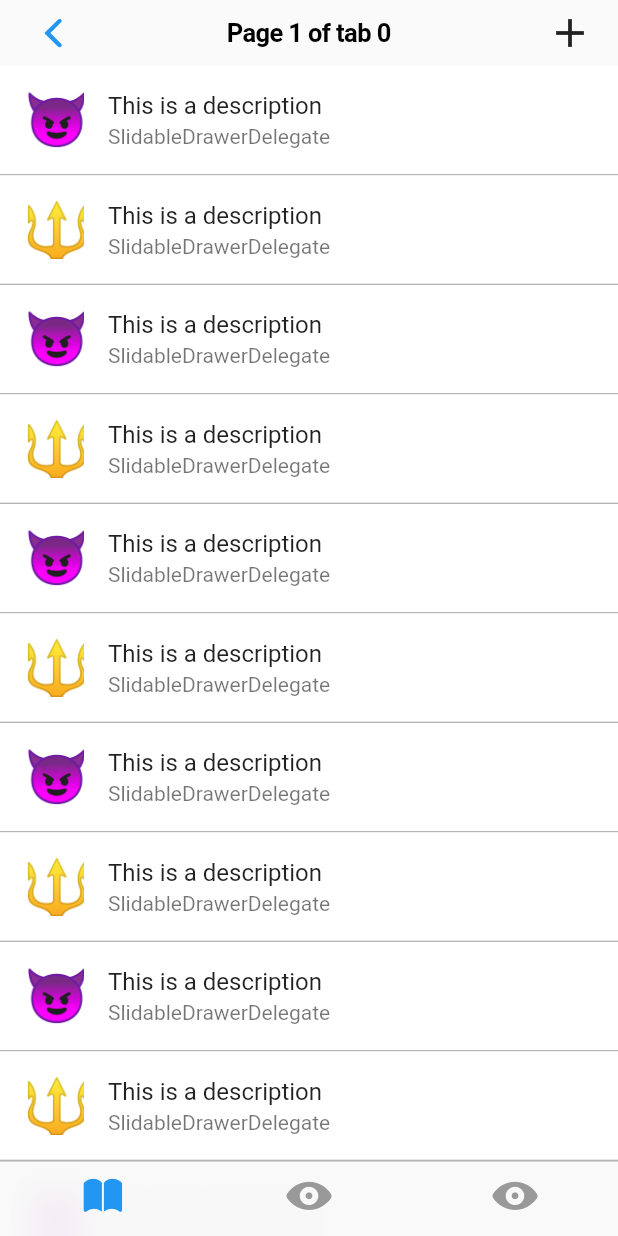
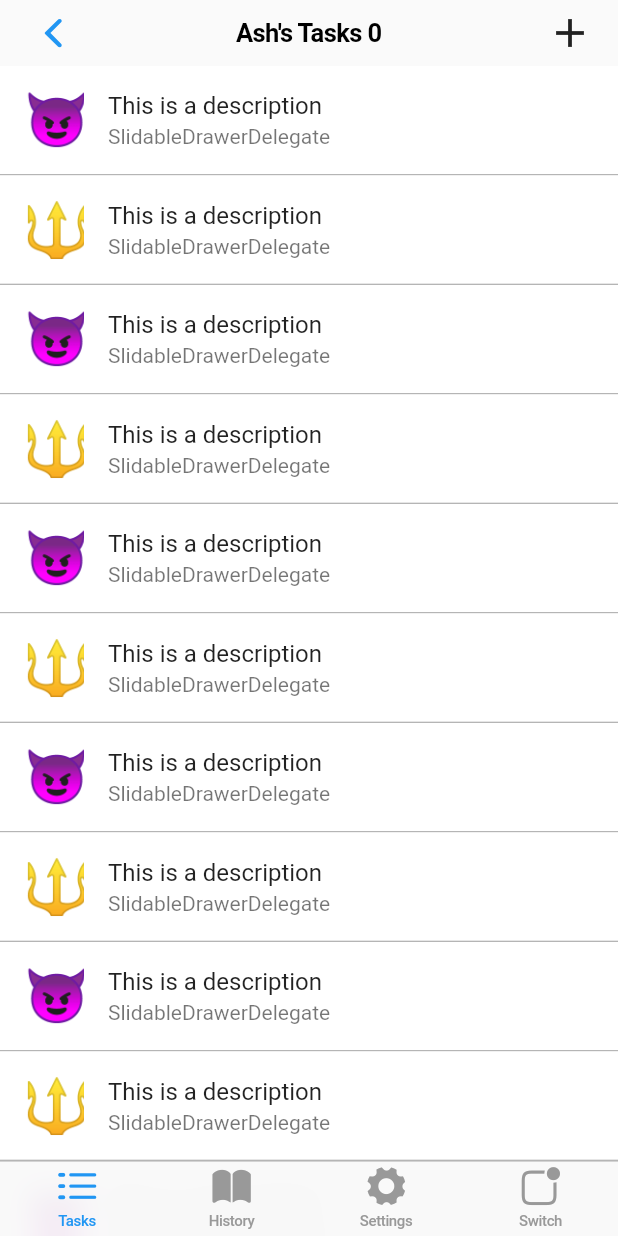
Before and after one commit to riodw/flutter.smRemote, a Flutter app: the SecondPage screen opened directly, on a phone screen of 412 x 824 dp. Run offline on Flutter 3.47's test engine with Material 2 defaults, Android fonts, the phone set to English and light mode, and no system bars; drawn by our look-alikes of flutter_slidable; our stand-ins replace cloud_firestore, firebase_core, page_transition; accounts and stored records are empty.

Commit message:
Layout states;

```diff
--- a/lib/main.dart
+++ b/lib/main.dart
@@ -294,15 +294,20 @@ class _SecondPage extends State<SecondPage> {
       tabBar: CupertinoTabBar(
         items: <BottomNavigationBarItem>[
           BottomNavigationBarItem(
-            icon: Icon(CupertinoIcons.book_solid),
-            // title: Text('Articles'),
+            icon: Icon(CupertinoIcons.list_dash),
+            label: 'Tasks',
           ),
           BottomNavigationBarItem(
-            icon: Icon(CupertinoIcons.eye_solid),
-            // title: Text('Views'),
+            icon: Icon(CupertinoIcons.book_solid),
+            label: 'History',
           ),
           BottomNavigationBarItem(
-            icon: Icon(CupertinoIcons.eye_solid),
+            icon: Icon(CupertinoIcons.gear_alt_fill),
+            label: 'Settings',
+          ),
+          BottomNavigationBarItem(
+            icon: Icon(CupertinoIcons.app_badge),
+            label: 'Switch',
             // title: Text('Views'),
           ),
         ],
@@ -315,7 +320,7 @@ class _SecondPage extends State<SecondPage> {
                 leading: CupertinoNavigationBarBackButton(onPressed: () {
                   Navigator.of(context, rootNavigator: true).pop();
                 }),
-                middle: Text('Page 1 of tab $index'),
+                middle: Text('Ash\'s Tasks $index'),
                 trailing: GestureDetector(
                   onTap: () {
                     showModalBottomSheet<void>(
```
